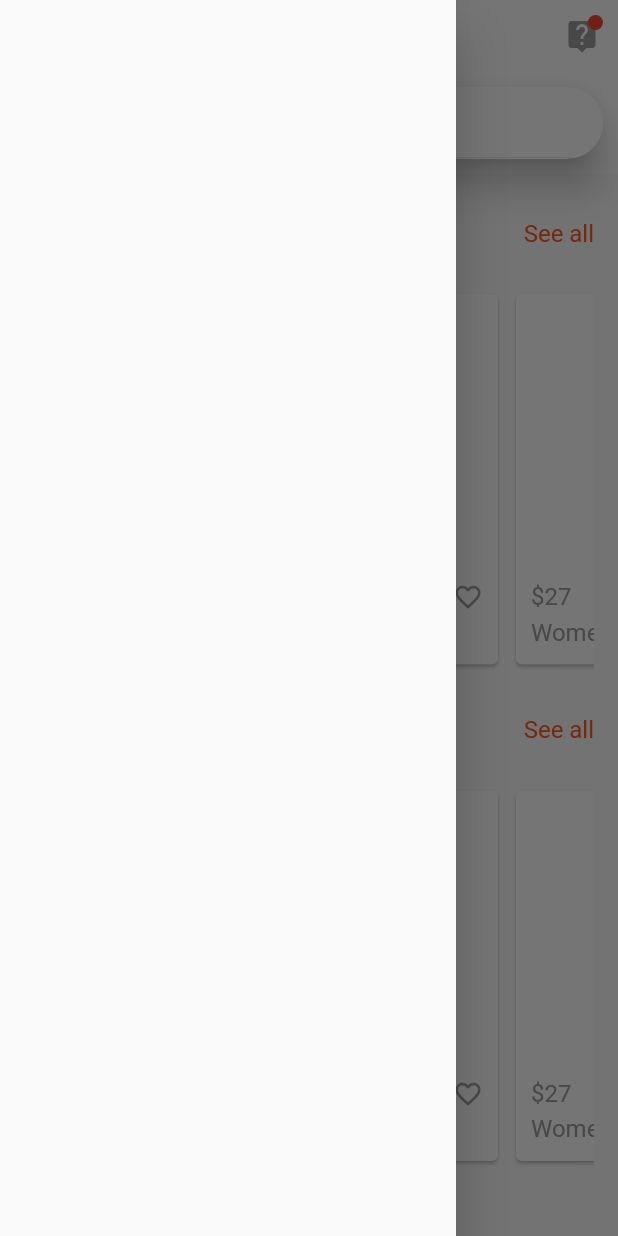
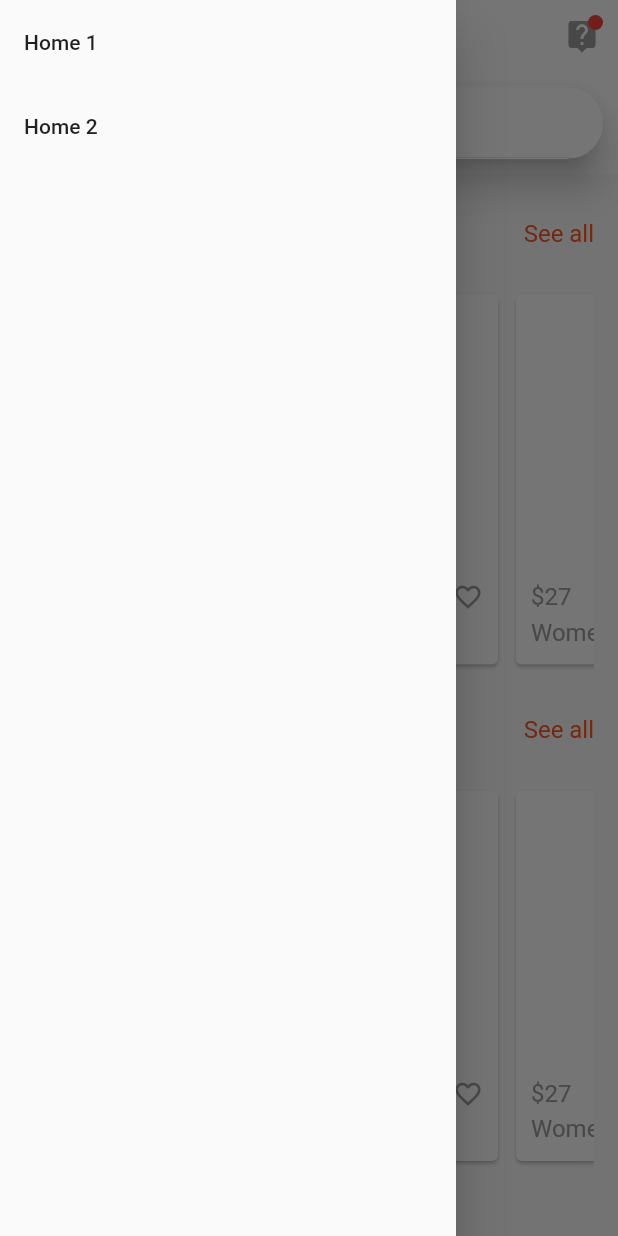
Before and after one commit to agent3bood/E-Commerce-App-UI-Kit-Flutter, a Flutter app: the screen it shows after launch, with the side drawer open, on a phone screen of 412 x 824 dp. Run offline on Flutter 3.47's test engine with Material 2 defaults, Android fonts, the phone set to English and light mode, and no system bars.

Commit message:
Add drawer widget

```diff
--- a/lib/screens/home1/home1.dart
+++ b/lib/screens/home1/home1.dart
@@ -2,7 +2,8 @@ import 'package:flutter/cupertino.dart';
 import 'package:flutter/material.dart';
 
 import '../../widgets/my_app_bar.dart';
-import 'teaser_row.dart';
+import '../../widgets/my_drawer.dart';
+import './teaser_row.dart';
 
 class Home1 extends StatelessWidget {
   final GlobalKey<ScaffoldState> _scaffoldKey = new GlobalKey<ScaffoldState>();
@@ -12,7 +13,7 @@ class Home1 extends StatelessWidget {
     return Scaffold(
       key: _scaffoldKey,
       appBar: MyAppBar(scaffoldKey: _scaffoldKey),
-      drawer: Drawer(),
+      drawer: MyDrawer(),
       body: Container(
         padding: EdgeInsets.symmetric(
           horizontal: 16,
--- /dev/null
+++ b/lib/widgets/my_drawer.dart
@@ -0,0 +1,29 @@
+import 'package:flutter/material.dart';
+
+class MyDrawer extends StatelessWidget {
+  const MyDrawer({
+    Key key,
+  }) : super(key: key);
+
+  @override
+  Widget build(BuildContext context) {
+    return Drawer(
+      child: ListView(
+        children: <Widget>[
+          ListTile(
+            title: Text('Home 1'),
+            onTap: () {
+              Navigator.of(context).pushNamed('/home1');
+            },
+          ),
+          ListTile(
+            title: Text('Home 2'),
+            onTap: () {
+              Navigator.of(context).pushNamed('/home2');
+            },
+          ),
+        ],
+      ),
+    );
+  }
+}
```
